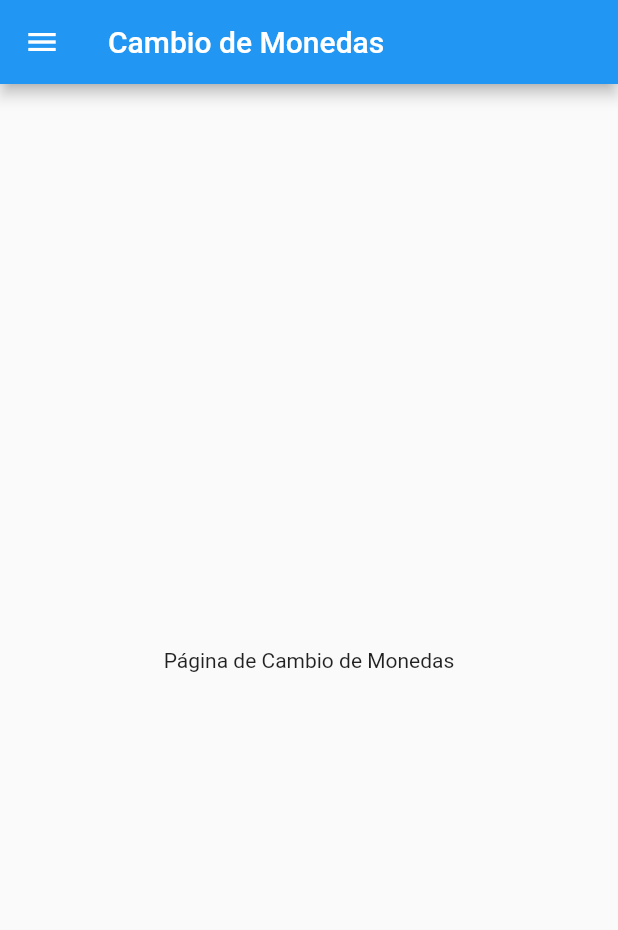
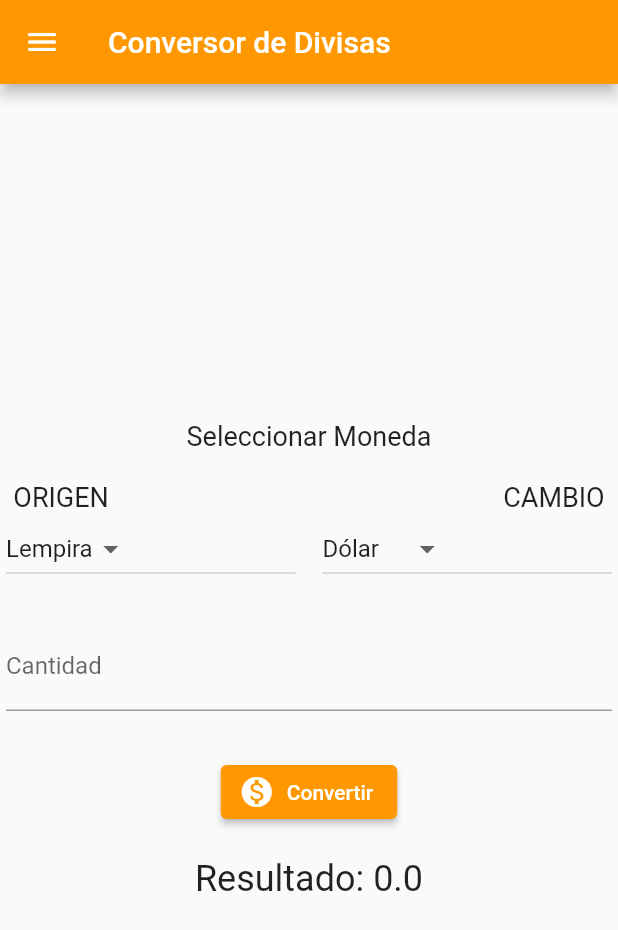
Before and after one commit to AbimelecG2/Examen-1-PrograMov, a Flutter app: the Moneda screen opened directly, on a phone screen of 412 x 824 dp. Shown: the top 930 px of the screen. Run offline on Flutter 3.47's test engine with Material 2 defaults, Android fonts, the phone set to English and light mode, and no system bars; network calls fail.

Commit message:
ruta cambio de moneda finalizado

```diff
--- a/examen 1/flutter_examen1/lib/src/pages/moneda.dart
+++ b/examen 1/flutter_examen1/lib/src/pages/moneda.dart
@@ -1,17 +1,131 @@
 import 'package:flutter/material.dart';
 import 'package:flutter_examen1/src/pages/home_page.dart';
 
-class Moneda extends StatelessWidget {
-  const Moneda({super.key});
+class Moneda extends StatefulWidget {
+  @override
+  _ConversorDivisasState createState() => _ConversorDivisasState();
+}
+
+class _ConversorDivisasState extends State<Moneda> {
+  String monedaOrigen = 'Lempira';
+  String monedaDestino = 'Dólar';
+  double resultado = 0.0;
+  final TextEditingController cantidadController = TextEditingController();
+
+  void convertir() {
+    double cantidad = double.tryParse(cantidadController.text) ?? 0.0;
+    double tasa = obtenerTasa(monedaOrigen, monedaDestino);
+    setState(() {
+      resultado = cantidad * tasa;
+    });
+  }
+
+  double obtenerTasa(String origen, String destino) {
+    Map<String, double> tasas = {
+      'Lempira-Dólar': 0.041,
+      'Dólar-Lempira': 24.61,
+      'Euro-Lempira': 26.30,
+      'Lempira-Euro': 0.038,
+      'Euro-Dólar': 1.07,
+      'Dólar-Euro': 0.93,
+    };
+    return tasas['$origen-$destino'] ?? 0.0;
+  }
+
   @override
   Widget build(BuildContext context) {
     return Scaffold(
       appBar: AppBar(
-        title: Text('Cambio de Monedas'),
+        title: Text(
+          'Conversor de Divisas'),
+         backgroundColor: Colors.orange,
       ),
       drawer: MainDrawer(),
       body: Center(
-        child: Text('Página de Cambio de Monedas'),
+        child: Padding(
+          padding: EdgeInsets.all(4.0),
+          child: Column(
+            mainAxisAlignment: MainAxisAlignment.center,
+            children: <Widget>[
+              Text(
+                'Seleccionar Moneda',
+                style: TextStyle(fontSize: 18),
+              ),
+
+           SizedBox(height: 20),
+              Text(
+                'ORIGEN                                                           CAMBIO',
+                style: TextStyle(fontSize: 18),
+              ),
+              Row(
+                children: [
+                  Expanded(
+                    child: DropdownButton<String>(
+                      value: monedaOrigen,
+                      onChanged: (String? newValue) {
+                        setState(() {
+                          monedaOrigen = newValue!;
+                        });
+                      },
+                      items: <String>['Lempira', 'Dólar', 'Euro']
+                          .map<DropdownMenuItem<String>>((String value) {
+                        return DropdownMenuItem<String>(
+                          value: value,
+                          child: Text(value),
+                        );
+                      }).toList(),
+                    ),
+                  ),
+                  SizedBox(width: 18),
+
+                  Expanded(
+                    child: DropdownButton<String>(
+                      value: monedaDestino,
+                      onChanged: (String? newValue) {
+                        setState(() {
+                          monedaDestino = newValue!;
+                        });
+                      },
+                      items: <String>['Dólar', 'Lempira', 'Euro']
+                          .map<DropdownMenuItem<String>>((String value) {
+                        return DropdownMenuItem<String>(
+                          value: value,
+                          child: Text(value),
+                        );
+                      }).toList(),
+                    ),
+                  ),
+                ],
+              ),
+
+              SizedBox(height: 25),
+              TextField(
+                controller: cantidadController,
+                decoration: InputDecoration(
+                  labelText: 'Cantidad',
+                ),
+                keyboardType: TextInputType.number,
+              ),
+              SizedBox(height: 30),
+              ElevatedButton.icon(
+                onPressed: convertir,
+                icon: Icon(Icons.monetization_on),
+                label: Text(
+                  'Convertir',
+                  style: TextStyle(color: Colors.white),
+                ),
+                style: ElevatedButton.styleFrom(
+                  primary: Colors.orange,
+                ),
+              ),
+              SizedBox(height:  20),
+              Text(
+                'Resultado: $resultado',
+                style: TextStyle(fontSize: 24),
+              ),
+            ],
+          ),
+        ),
       ),
     );
   }
```
